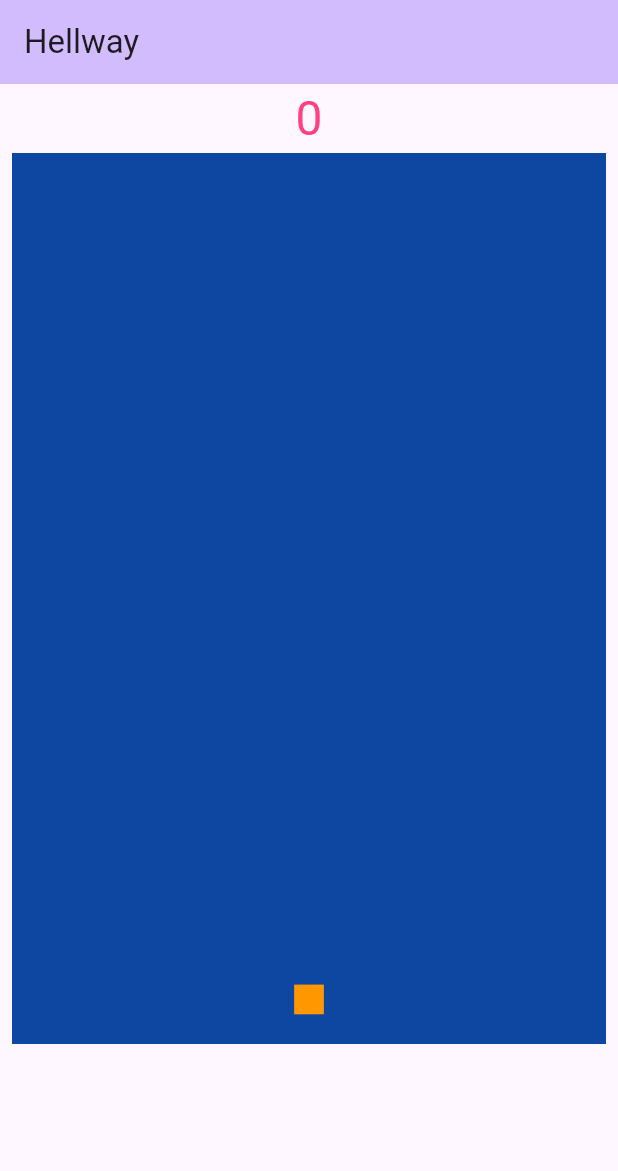
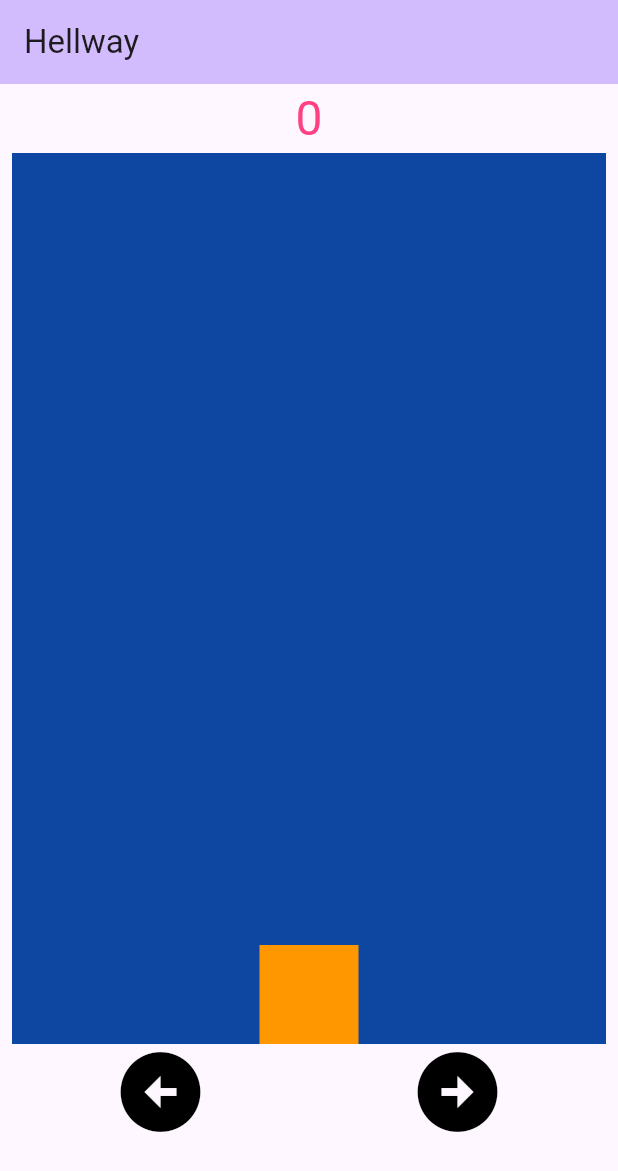
Before and after one commit to DanielBermejoValverde/Hellway, a Flutter app: the screen it shows after launch, on a phone screen of 412 x 824 dp. Shown: the top 1171 px of the screen. Run offline on Flutter 3.47's test engine with Material 3 defaults, Android fonts, the phone set to English and light mode, and no system bars.

Commit message:
Movimiento
Se han añadido los botones de movimiento y la nave ya se mueve horizontalmente.

```diff
--- a/lib/main.dart
+++ b/lib/main.dart
@@ -1,3 +1,5 @@
+import 'dart:developer';
+
 import 'package:flutter/material.dart';
 
 void main() {
@@ -42,10 +44,12 @@ abstract class GameObject{
             child: render(unit)
           ));
   Widget render(Size size);
+  Rect get rect=>Rect.fromLTWH(position.dx, position.dy, size.width, size.height);
 }
 class Ship extends GameObject{
-  double speed=2;
-
+  double speed=10;
+  bool goLeft=false;
+  bool goRight=false;
   Ship(Offset position): super(position,const Size(1,1));
 
   @override
@@ -59,14 +63,34 @@ class _MyHomePageState extends State<MyHomePage> with SingleTickerProviderStateM
   int score=0;
   late Size worldSize;
   late Ship ship;
+  int prevTime=0;
   @override
   void initState(){
     super.initState();
     controller =AnimationController(vsync: this,duration: const Duration(days: 30));
-    worldSize= const Size(20,30);
-    ship=Ship(Offset(10-.5,28));
+    log("controller");
+    controller.addListener(update);
+    worldSize= const Size(6,9);
+    ship=Ship(Offset(3-.5,8));
+    prevTime=DateTime.now().millisecondsSinceEpoch;
     controller.forward();
+
   }
+
+  void update(){
+    int currentTime=DateTime.now().millisecondsSinceEpoch;
+    double deltaTime = (currentTime-prevTime)/1000.0;
+
+    if(ship.goLeft && ship.position.dx>0+0.25){
+      ship.position = Offset(ship.position.dx-ship.speed*deltaTime,ship.position.dy);
+    }
+    if(ship.goRight && ship.position.dx<worldSize.width-1){
+      ship.position = Offset(ship.position.dx+ship.speed*deltaTime,ship.position.dy);
+    }
+
+    prevTime=currentTime;
+  }
+
   @override
   Widget build(BuildContext context) {
     return Scaffold(
@@ -93,7 +117,19 @@ class _MyHomePageState extends State<MyHomePage> with SingleTickerProviderStateM
                     }
                   ),
                 ),
-              )
+              ),
+              Row(children: [
+                Expanded(child: MoveButton(key: const Key("arrow left"),
+                        down: () =>{ship.goLeft=true,log("left down "+ship.goLeft.toString())},
+                        up: () => {ship.goLeft=false,log("left up "+ship.goLeft.toString()) },
+                    icon: Icons.arrow_circle_left_sharp),
+                ),
+                Expanded(child: MoveButton(key : const Key("arrow right"),
+                        down: () =>{ship.goRight=true,log("right down "+ship.goRight.toString())},
+                        up: () =>{ship.goRight=false,log("right up "+ship.goRight.toString()) },
+                    icon: Icons.arrow_circle_right_sharp),
+                ),
+              ],)
             ],
           ),
         ),
@@ -101,3 +137,25 @@ class _MyHomePageState extends State<MyHomePage> with SingleTickerProviderStateM
     );
   }
 }
+class MoveButton extends StatelessWidget{
+  void Function() down;
+  void Function() up;
+  IconData icon;
+  Color iconColor=Colors.black;
+
+  MoveButton({required Key key,required this.down,required this.up,required this.icon}):super(key:key);
+
+  @override
+  Widget build(BuildContext context) {
+    return GestureDetector(
+      child: Icon(
+        icon,
+        color: iconColor,
+        size: 64,
+      ),
+      onTapDown: (details)=>{ down(),iconColor=Colors.deepOrange},
+      onTapUp: (details)=> {up(),iconColor=Colors.black}
+    );
+  }
+
+}
```
